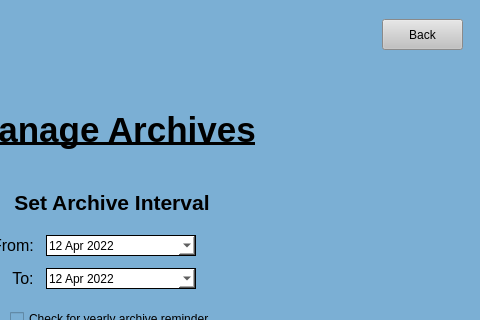
The window that UI Screens/COMBdb_Settings_Manage_Archives_Form.ui (Kasmanian/COMBDb-oldgen) describes before a commit, drawn with Qt 5; both pictures show x 160 to 640 and y 0 to 320 of the 640 by 556 pixel window.
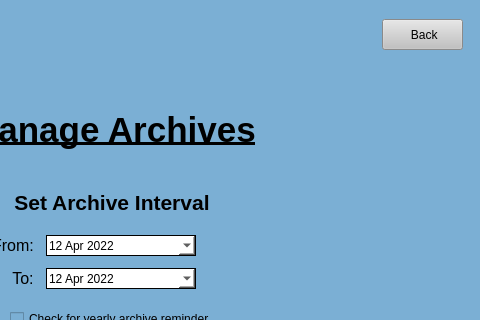
The same window after the commit.

```diff
--- a/UI Screens/COMBdb_Settings_Manage_Archives_Form.ui
+++ b/UI Screens/COMBdb_Settings_Manage_Archives_Form.ui
@@ -637,7 +637,7 @@
 }</string>
       </property>
       <property name="text">
-       <string>Back</string>
+       <string> Back</string>
       </property>
      </widget>
     </item>
```
